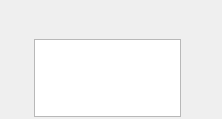
Above: src/plugins/statuschanger/statuswidget.ui from silvansky/Contacts before the change. Below: the same form after it.
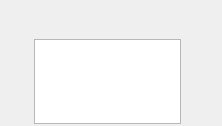
That is the form after the change. Custom widgets are drawn as their Qt base class.

The edit to the form file:
```diff
--- a/src/plugins/statuschanger/statuswidget.ui
+++ b/src/plugins/statuschanger/statuswidget.ui
@@ -7,9 +7,15 @@
     <x>0</x>
     <y>0</y>
     <width>222</width>
-    <height>119</height>
+    <height>126</height>
    </rect>
   </property>
+  <property name="sizePolicy">
+   <sizepolicy hsizetype="Expanding" vsizetype="Preferred">
+    <horstretch>0</horstretch>
+    <verstretch>0</verstretch>
+   </sizepolicy>
+  </property>
   <layout class="QGridLayout" name="gridLayout">
    <property name="margin">
     <number>2</number>
```
Left out of the diff: 40 changed lines with no effect on the pictures.
